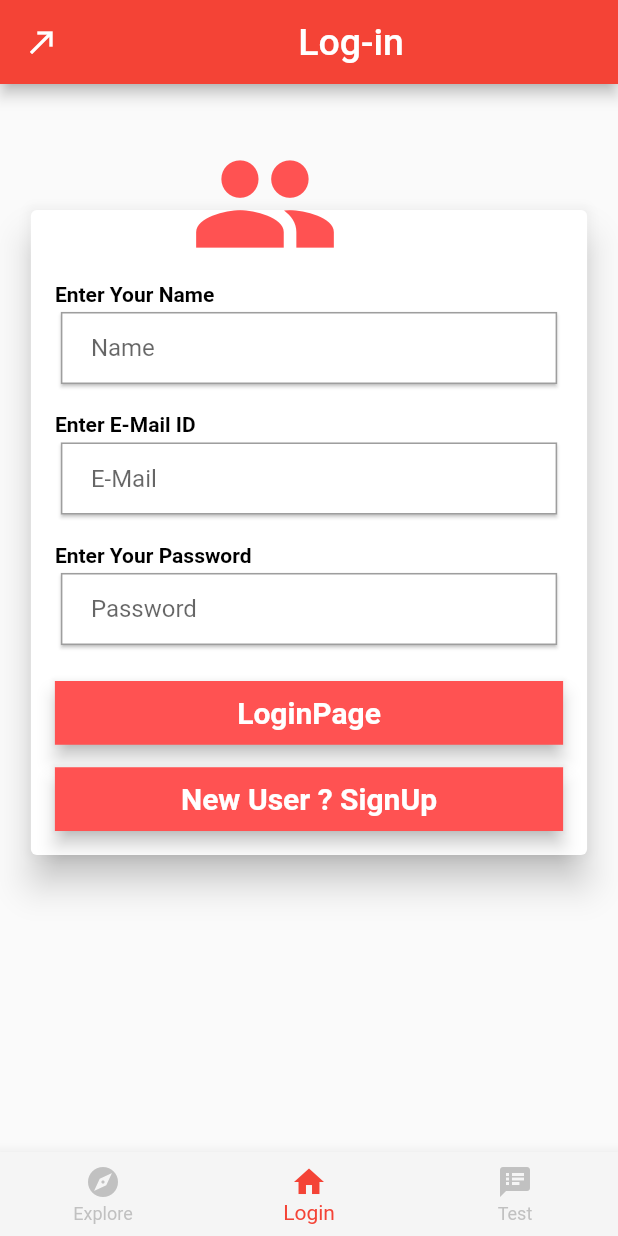
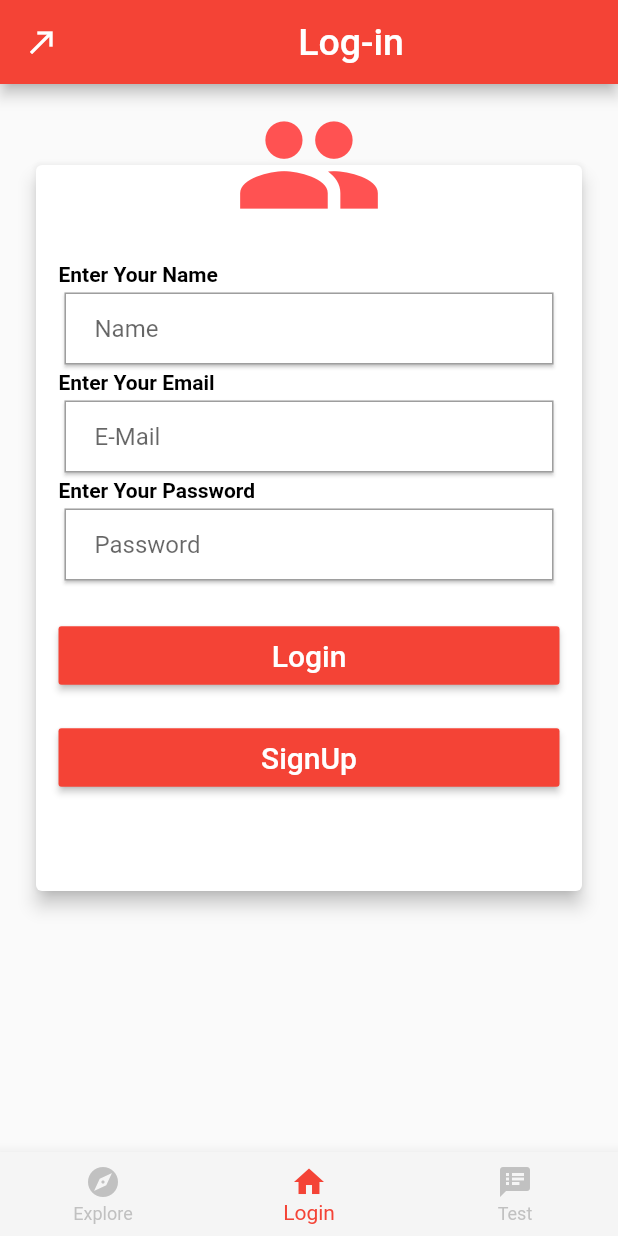
Before and after one commit to pktintali/students-mitra-flutter, a Flutter app: the screen it shows after launch, on a phone screen of 412 x 824 dp. Run offline on Flutter 3.47's test engine with Material 2 defaults, Android fonts, the light colour scheme and no system bars; our stand-ins replace charts_flutter, syncfusion_flutter_charts; Roboto replaces fonts that are missing (Montserrat).

Commit message:
Login page changed and subject list icons improved

```diff
--- a/lib/Auth/LoginPage.dart
+++ /dev/null
@@ -1,230 +0,0 @@
-import 'package:flutter/cupertino.dart';
-import 'package:flutter/material.dart';
-import 'package:students_mitra_flutter/Auth/SignUpPage.dart';
-import 'graphs.dart';
-import 'package:flutter/services.dart';
-
-class LoginPage extends StatefulWidget {
-  @override
-  _LoginState createState() => _LoginState();
-}
-
-class _LoginState extends State<LoginPage> {
-  TextStyle style = TextStyle(fontFamily: 'Montserrat', fontSize: 20.0);
-  @override
-  Widget build(BuildContext context) {
-    final name = Padding(
-      padding: EdgeInsets.all(0.0),
-      child: Card(
-        shape: RoundedRectangleBorder(
-          borderRadius: BorderRadius.all(
-            Radius.circular(0),
-          ),
-        ),
-        child: TextFormField(
-          decoration: InputDecoration(
-            contentPadding: EdgeInsets.fromLTRB(20.0, 10.0, 20.0, 10.0),
-            border:
-                OutlineInputBorder(borderRadius: BorderRadius.circular(0.0)),
-            hintText: 'Name',
-          ),
-          autocorrect: true,
-          onChanged: (v) {},
-          // decoration: TextDecoration(),
-        ),
-      ),
-    );
-
-    final emailField = Padding(
-      padding: EdgeInsets.all(0.0),
-      child: Card(
-        shape: RoundedRectangleBorder(
-          borderRadius: BorderRadius.all(
-            Radius.circular(0),
-          ),
-        ),
-        child: TextFormField(
-          decoration: InputDecoration(
-            contentPadding: EdgeInsets.fromLTRB(20.0, 10.0, 20.0, 10.0),
-            border:
-                OutlineInputBorder(borderRadius: BorderRadius.circular(0.0)),
-            hintText: 'E-Mail',
-          ),
-          autocorrect: true,
-          onChanged: (v) {},
-          // decoration: TextDecoration(),
-        ),
-      ),
-    );
-    final passwordField = Padding(
-      padding: EdgeInsets.fromLTRB(0.0, 0.0, 0.0, 0.0),
-      child: Card(
-        shape: RoundedRectangleBorder(
-          borderRadius: BorderRadius.all(
-            Radius.circular(0),
-          ),
-        ),
-        child: TextFormField(
-          decoration: InputDecoration(
-            contentPadding: EdgeInsets.fromLTRB(20.0, 10.0, 20.0, 10.0),
-            border:
-                OutlineInputBorder(borderRadius: BorderRadius.circular(0.0)),
-            hintText: 'Password',
-          ),
-          autocorrect: true,
-          onChanged: (v) {},
-          // decoration: TextDecoration(),
-        ),
-      ),
-    );
-    final loginButon = Material(
-      elevation: 5.0,
-      color: Colors.redAccent,
-      child: MaterialButton(
-        minWidth: MediaQuery.of(context).size.width,
-        padding: EdgeInsets.fromLTRB(0.0, 0.0, 0.0, 0.0),
-        onPressed: () {},
-        child: Text("LoginPage",
-            textAlign: TextAlign.center,
-            style: style.copyWith(
-                color: Colors.white, fontWeight: FontWeight.bold)),
-      ),
-    );
-    // ignore: non_constant_identifier_names
-    final RegisterButon = Material(
-      elevation: 5.0,
-      color: Colors.redAccent,
-      child: MaterialButton(
-        minWidth: MediaQuery.of(context).size.width,
-        padding: EdgeInsets.fromLTRB(0.0, 0.0, 0.0, 0.0),
-        onPressed: () {
-          Navigator.push(
-              context, MaterialPageRoute(builder: (context) => SignUpPage()));
-        },
-        child: Text("New User ? SignUp",
-            textAlign: TextAlign.center,
-            style: style.copyWith(
-                color: Colors.white, fontWeight: FontWeight.bold)),
-      ),
-    );
-
-    return Scaffold(
-      resizeToAvoidBottomPadding: false,
-      appBar: AppBar(
-        backgroundColor: Colors.red,
-        title: Center(
-          child: Text(
-            "Log-in",
-            style: TextStyle(
-              fontSize: 25.0,
-              color: Colors.white,
-            ),
-          ),
-        ),
-        leading: IconButton(
-          icon: Icon(Icons.call_made),
-          onPressed: () {
-            setState(() {
-              Navigator.push(
-                  context, MaterialPageRoute(builder: (context) => Graphs()));
-            });
-          },
-        ),
-      ),
-      body: ListView(
-        shrinkWrap: true,
-        children: <Widget>[
-          SizedBox(
-            height: 80,
-          ),
-          Container(
-            alignment: Alignment.center,
-            child: Column(
-              mainAxisAlignment: MainAxisAlignment.center,
-              children: <Widget>[
-                Center(
-                  child: Container(
-                    child: Stack(
-                      children: <Widget>[
-                        Card(
-                          elevation: 10.0,
-                          child: InkWell(
-                            splashColor: Colors.blue.withAlpha(30),
-                            onTap: () {
-                              print('Card tapped.');
-                            },
-                            child: SingleChildScrollView(
-                              child: Container(
-                                height: 430,
-                                width: MediaQuery.of(context).size.width * 0.9,
-                                child: Padding(
-                                  padding: const EdgeInsets.all(16.0),
-                                  child: Column(
-                                    crossAxisAlignment:
-                                        CrossAxisAlignment.start,
-                                    children: <Widget>[
-                                      SizedBox(height: 32.0),
-                                      Text(
-                                        "Enter Your Name",
-                                        style: TextStyle(
-                                            color: Colors.black,
-                                            fontWeight: FontWeight.bold),
-                                      ),
-                                      name,
-                                      SizedBox(height: 15.0),
-                                      Text(
-                                        "Enter E-Mail ID",
-                                        style: TextStyle(
-                                            color: Colors.black,
-                                            fontWeight: FontWeight.bold),
-                                      ),
-                                      emailField,
-                                      SizedBox(height: 15.0),
-                                      Text(
-                                        "Enter Your Password",
-                                        style: TextStyle(
-                                            color: Colors.black,
-                                            fontWeight: FontWeight.bold),
-                                      ),
-                                      passwordField,
-                                      SizedBox(
-                                        height: 20.0,
-                                      ),
-                                      Flexible(child: loginButon),
-                                      SizedBox(
-                                        height: 15.0,
-                                      ),
-                                      Flexible(child: RegisterButon),
-                                    ],
-                                  ),
-                                ),
-                              ),
-                            ),
-                          ),
-                        ),
-                        FractionalTranslation(
-                          translation: Offset(1.1, -0.5),
-                          child: Container(
-                            width: 100.0,
-                            height: 100.0,
-                            child: Center(
-                              child: Icon(
-                                Icons.group,
-                                size: 100.0,
-                                color: Colors.redAccent,
-                              ),
-                            ),
-                          ),
-                        )
-                      ],
-                    ),
-                  ),
-                ),
-              ],
-            ),
-          ),
-        ],
-      ),
-    );
-  }
-}
--- /dev/null
+++ b/lib/Auth/LoginSignUp.dart
@@ -0,0 +1,254 @@
+import 'package:flutter/cupertino.dart';
+import 'package:flutter/material.dart';
+import '../Home/graphs.dart';
+
+class LoginSignUp extends StatefulWidget {
+  @override
+  _LoginState createState() => _LoginState();
+}
+
+class _LoginState extends State<LoginSignUp> {
+  TextStyle style = TextStyle(fontFamily: 'Montserrat', fontSize: 20.0);
+  bool isSignUp = false;
+
+  final name = Padding(
+    padding: EdgeInsets.all(0.0),
+    child: Card(
+      shape: RoundedRectangleBorder(
+        borderRadius: BorderRadius.all(
+          Radius.circular(0),
+        ),
+      ),
+      child: TextFormField(
+        decoration: InputDecoration(
+          contentPadding: EdgeInsets.fromLTRB(20.0, 10.0, 20.0, 10.0),
+          border: OutlineInputBorder(borderRadius: BorderRadius.circular(0.0)),
+          hintText: 'Name',
+        ),
+        autocorrect: true,
+        onChanged: (v) {},
+        // decoration: TextDecoration(),
+      ),
+    ),
+  );
+
+  final emailField = Padding(
+    padding: EdgeInsets.all(0.0),
+    child: Card(
+      shape: RoundedRectangleBorder(
+        borderRadius: BorderRadius.all(
+          Radius.circular(0),
+        ),
+      ),
+      child: TextFormField(
+        decoration: InputDecoration(
+          contentPadding: EdgeInsets.fromLTRB(20.0, 10.0, 20.0, 10.0),
+          border: OutlineInputBorder(borderRadius: BorderRadius.circular(0.0)),
+          hintText: 'E-Mail',
+        ),
+        autocorrect: true,
+        onChanged: (v) {},
+        // decoration: TextDecoration(),
+      ),
+    ),
+  );
+  final passwordField = Padding(
+    padding: EdgeInsets.fromLTRB(0.0, 0.0, 0.0, 0.0),
+    child: Card(
+      shape: RoundedRectangleBorder(
+        borderRadius: BorderRadius.all(
+          Radius.circular(0),
+        ),
+      ),
+      child: TextFormField(
+        decoration: InputDecoration(
+          contentPadding: EdgeInsets.fromLTRB(20.0, 10.0, 20.0, 10.0),
+          border: OutlineInputBorder(borderRadius: BorderRadius.circular(0.0)),
+          hintText: 'Password',
+        ),
+        autocorrect: true,
+        onChanged: (v) {},
+        // decoration: TextDecoration(),
+      ),
+    ),
+  );
+
+  final buttonTextStyle = TextStyle(color: Colors.white, fontSize: 20);
+
+  @override
+  Widget build(BuildContext context) {
+    return Scaffold(
+      resizeToAvoidBottomPadding: false,
+      appBar: AppBar(
+        backgroundColor: Colors.red,
+        title: Center(
+          child: Text(
+            "Log-in",
+            style: TextStyle(
+              fontSize: 25.0,
+              color: Colors.white,
+            ),
+          ),
+        ),
+        leading: IconButton(
+          icon: Icon(Icons.call_made),
+          onPressed: () {
+            setState(() {
+              Navigator.push(
+                  context, MaterialPageRoute(builder: (context) => Graphs()));
+            });
+          },
+        ),
+      ),
+      body: SingleChildScrollView(
+        child: loginAndSignupPage(),
+      ),
+    );
+  }
+
+  Widget loginAndSignupPage() {
+    return Padding(
+      padding: const EdgeInsets.all(20.0),
+      child: Column(
+        children: [
+          SizedBox(height: 30),
+          Card(
+            elevation: 5,
+            child: Padding(
+              padding: const EdgeInsets.all(15.0),
+              child: Column(
+                children: [
+                  FractionalTranslation(
+                    translation: Offset(0, -0.65),
+                    child: Container(
+                      width: 100.0,
+                      height: 100.0,
+                      child: Center(
+                        child: Icon(
+                          Icons.group,
+                          size: 100.0,
+                          color: Colors.redAccent,
+                        ),
+                      ),
+                    ),
+                  ),
+                  Container(
+                    transform: Matrix4.translationValues(0.0, -50.0, 0.0),
+                    child: Column(
+                      children: [
+                        Row(
+                          mainAxisAlignment: MainAxisAlignment.start,
+                          children: [
+                            Text(
+                              "Enter Your Name",
+                              style: TextStyle(
+                                  color: Colors.black,
+                                  fontWeight: FontWeight.bold),
+                            ),
+                          ],
+                        ),
+                        name,
+                        Row(
+                          mainAxisAlignment: MainAxisAlignment.start,
+                          children: [
+                            Text(
+                              "Enter Your Email",
+                              style: TextStyle(
+                                  color: Colors.black,
+                                  fontWeight: FontWeight.bold),
+                            ),
+                          ],
+                        ),
+                        emailField,
+                        Row(
+                          mainAxisAlignment: MainAxisAlignment.start,
+                          children: [
+                            Text(
+                              "Enter Your Password",
+                              style: TextStyle(
+                                  color: Colors.black,
+                                  fontWeight: FontWeight.bold),
+                            ),
+                          ],
+                        ),
+                        passwordField,
+                        isSignUp
+                            ? Row(
+                                mainAxisAlignment: MainAxisAlignment.start,
+                                children: [
+                                  Text(
+                                    "Confirm Your Password",
+                                    style: TextStyle(
+                                        color: Colors.black,
+                                        fontWeight: FontWeight.bold),
+                                  ),
+                                ],
+                              )
+                            : SizedBox(
+                                height: 1,
+                              ),
+                        isSignUp
+                            ? passwordField
+                            : SizedBox(
+                                height: 1,
+                              ),
+                        SizedBox(
+                          height: 20.0,
+                        ),
+                        Row(
+                          children: [
+                            Expanded(
+                              child: RaisedButton(
+                                color: Colors.red,
+                                onPressed: () {
+                                  setState(() {
+                                    isSignUp = false;
+                                  });
+                                },
+                                child: Padding(
+                                  padding: const EdgeInsets.all(8.0),
+                                  child: Text(
+                                    'Login',
+                                    style: buttonTextStyle,
+                                  ),
+                                ),
+                              ),
+                            ),
+                          ],
+                        ),
+                        SizedBox(
+                          height: 20.0,
+                        ),
+                        Row(
+                          children: [
+                            Expanded(
+                              child: RaisedButton(
+                                color: Colors.red,
+                                onPressed: () {
+                                  setState(() {
+                                    isSignUp = true;
+                                  });
+                                },
+                                child: Padding(
+                                  padding: const EdgeInsets.all(8.0),
+                                  child: Text(
+                                    'SignUp',
+                                    style: buttonTextStyle,
+                                  ),
+                                ),
+                              ),
+                            ),
+                          ],
+                        ),
+                      ],
+                    ),
+                  ),
+                ],
+              ),
+            ),
+          ),
+        ],
+      ),
+    );
+  }
+}
--- a/lib/HomePage.dart
+++ b/lib/HomePage.dart
@@ -1,6 +1,5 @@
 import 'package:flutter/material.dart';
-import 'package:students_mitra_flutter/Auth/LoginPage.dart';
-import 'package:students_mitra_flutter/Auth/SignUpPage.dart';
+import 'package:students_mitra_flutter/Auth/LoginSignUp.dart';
 import 'package:students_mitra_flutter/Explore/Explore.dart';
 import 'package:students_mitra_flutter/Test/TestPage.dart';
 
@@ -13,9 +12,8 @@ class _HomePageState extends State<HomePage> {
   int _currentIndex = 1;
   List<Widget> tabPages = [
     Explore(),
-    LoginPage(),
+    LoginSignUp(),
     TestPage(),
-    SignUpPage(),
   ];
 
   @override
@@ -34,17 +32,16 @@ class _HomePageState extends State<HomePage> {
         },
         items: [
           BottomNavigationBarItem(
-            title: Text("Explore"),
+            label: "Explore",
             icon: Icon(Icons.explore),
           ),
           BottomNavigationBarItem(
-
-            title: Text("Login"),
+            label: "Login",
             icon: Icon(Icons.home),
           ),
           BottomNavigationBarItem(
 
-            title: Text("Test"),
+            label: "Test",
             icon: Icon(Icons.speaker_notes),
           ),
         ],
--- a/lib/main.dart
+++ b/lib/main.dart
@@ -1,8 +1,6 @@
 import 'package:flutter/material.dart';
 import 'package:students_mitra_flutter/HomePage.dart';
-
 void main() => runApp(MyApp());
-
 class MyApp extends StatelessWidget {
   @override
   Widget build(BuildContext context) {
```
Also changed, not shown: lib/Auth/SignUpPage.dart (deleted, +0 -182 lines), pubspec.lock, 25 other files.
